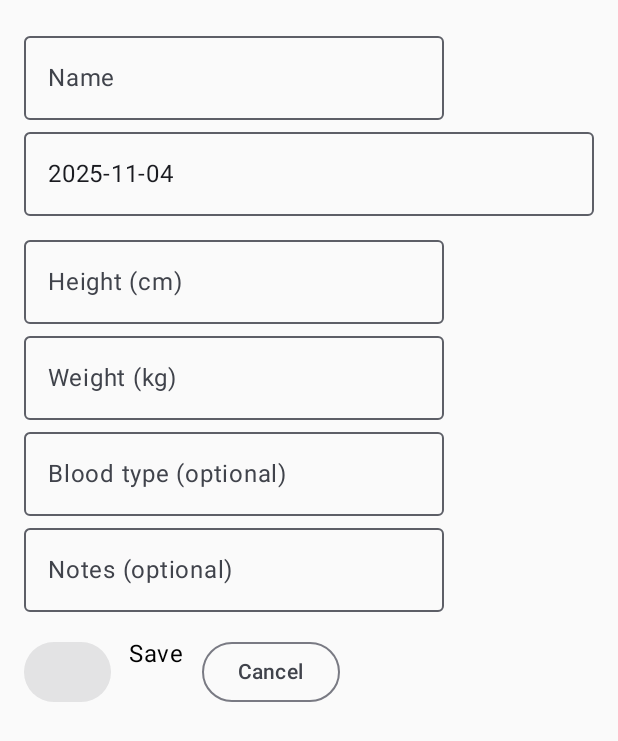
After one commit to dirty-dan01/baby_journals, an Android app built with Jetpack Compose: the AddBabyScreen screen opened through its navigation route, on a phone screen of 412 x 824 dp. The commit adds this screen. Shown: the top 741 px of the screen. Run offline under Robolectric (Android 15) with nearby library versions, the phone set to English and light mode, and no system bars.

Commit message:
Simple UI showcased

```diff
--- a/app/build.gradle.kts
+++ b/app/build.gradle.kts
@@ -56,7 +56,11 @@ dependencies {
     implementation("androidx.datastore:datastore-preferences:1.1.1")
 //  Composable Navigation
     implementation("androidx.navigation:navigation-compose:2.9.5")
+//  Coil
+    implementation("io.coil-kt.coil3:coil-compose:3.3.0")
+    implementation("io.coil-kt.coil3:coil-network-okhttp:3.3.0")
     implementation(libs.androidx.navigation.compose)
+    implementation(libs.androidx.material3)
     testImplementation(libs.junit)
     androidTestImplementation(libs.androidx.junit)
     androidTestImplementation(libs.androidx.espresso.core)
--- a/app/src/main/java/com/example/baby_journals/ui/AppNav.kt
+++ b/app/src/main/java/com/example/baby_journals/ui/AppNav.kt
@@ -1,23 +1,54 @@
 package com.example.baby_journals.ui
 
+import android.os.Build
+import androidx.annotation.RequiresApi
 import androidx.compose.runtime.Composable
+import androidx.navigation.NavType
 import androidx.navigation.compose.NavHost
+import androidx.navigation.compose.composable
 import androidx.navigation.compose.rememberNavController
-import androidx.navigation.compose.composable
+import androidx.navigation.navArgument
+import com.example.baby_journals.ui.screens.AddBabyScreen
+import com.example.baby_journals.ui.screens.BabyDetailsScreen
+import com.example.baby_journals.ui.screens.BabyListScreen
 
-object Routes{
+object Routes {
     const val LIST = "list"
     const val ADD = "add"
     const val DETAIL = "detail/{id}"
 }
 
+@RequiresApi(Build.VERSION_CODES.O)
 @Composable
-fun AppNav(vm: BabyViewModel){
+fun AppNav(vm: BabyViewModel) {
     val nav = rememberNavController()
-    NavHost(navController = nav, startDestination = Routes.LIST){
-        composable(Routes.LIST){
+    NavHost(navController = nav, startDestination = Routes.LIST) {
+        composable(Routes.LIST) {
             BabyListScreen(
-                state
+                state = vm.state,
+                onAddClick = { nav.navigate(Routes.LIST) },
+                onOpen = { id -> nav.navigate("detail?$id") }
+            )
+        }
+        composable(Routes.ADD) {
+            AddBabyScreen(
+                onSave = { name, birth, h, w, bt, photo, notes ->
+                    vm.addBaby(name, birth, h, w, bt, photo, notes)
+                    nav.popBackStack()
+                },
+                onCancel = { nav.popBackStack() }
+            )
+        }
+        composable(
+            Routes.DETAIL,
+            arguments = listOf(navArgument("id") { type = NavType.StringType })
+        )
+        { backStack ->
+            val id = backStack.arguments?.getString("id")!!
+            BabyDetailsScreen(
+                id = id,
+                state = vm.state,
+                onBack = { nav.popBackStack() }
             )
         }
     }
--- a/app/src/main/java/com/example/baby_journals/ui/BabyViewModel.kt
+++ b/app/src/main/java/com/example/baby_journals/ui/BabyViewModel.kt
@@ -8,7 +8,7 @@ import kotlinx.coroutines.flow.SharingStarted
 import kotlinx.coroutines.flow.StateFlow
 import kotlinx.coroutines.flow.map
 import kotlinx.coroutines.flow.stateIn
-import java.sql.Date
+import kotlinx.coroutines.launch
 import java.time.LocalDate
 import java.util.UUID
 
@@ -25,7 +25,7 @@ class BabyViewModel(
             .map { BabyListUiState(it) }
             .stateIn(viewModelScope, SharingStarted.WhileSubscribed(5000), BabyListUiState())
 
-    suspend fun addBaby(
+     fun addBaby(
         name: String,
         birthDate: LocalDate,
         heightCm: Double,
@@ -33,7 +33,7 @@ class BabyViewModel(
         bloodType: String? = null,
         photoUrl: String? = null,
         notes: String? = null
-    ) {
+    ) = viewModelScope.launch {
         val baby = Baby(
             id = UUID.randomUUID().toString(),
             name = name,
--- /dev/null
+++ b/app/src/main/java/com/example/baby_journals/ui/screens/AddBabyScreen.kt
@@ -0,0 +1,119 @@
+package com.example.baby_journals.ui.screens
+
+import android.app.DatePickerDialog
+import android.os.Build
+import androidx.annotation.RequiresApi
+import androidx.compose.foundation.clickable
+import androidx.compose.foundation.layout.Arrangement
+import androidx.compose.foundation.layout.Column
+import androidx.compose.foundation.layout.Row
+import androidx.compose.foundation.layout.Spacer
+import androidx.compose.foundation.layout.fillMaxWidth
+import androidx.compose.foundation.layout.height
+import androidx.compose.foundation.layout.padding
+import androidx.compose.material3.Button
+import androidx.compose.material3.OutlinedButton
+import androidx.compose.material3.OutlinedTextField
+import androidx.compose.material3.Text
+import androidx.compose.runtime.Composable
+import androidx.compose.runtime.getValue
+import androidx.compose.runtime.mutableStateOf
+import androidx.compose.runtime.remember
+import androidx.compose.runtime.setValue
+import androidx.compose.ui.Modifier
+import androidx.compose.ui.platform.LocalContext
+import androidx.compose.ui.unit.dp
+import java.time.LocalDate
+
+@RequiresApi(Build.VERSION_CODES.O)
+@Composable
+fun AddBabyScreen(
+    onSave: (String, LocalDate, Double, Double, String?, String?, String?) -> Unit,
+    onCancel: () -> Unit
+) {
+    var name by remember { mutableStateOf("") }
+    var date by remember { mutableStateOf(LocalDate.now()) }
+    var height by remember { mutableStateOf("") }
+    var weight by remember { mutableStateOf("") }
+    var blood by remember { mutableStateOf("") }
+    var notes by remember { mutableStateOf("") }
+    val ctx = LocalContext.current
+
+    Column(
+        Modifier.padding(16.dp)
+    ) {
+        OutlinedTextField(
+            value = name,
+            onValueChange = { name = it },
+            label = {
+                Text("Name")
+            }
+        )
+        Spacer(Modifier.height(8.dp))
+        OutlinedTextField(
+            value = date.toString(),
+            onValueChange = {},
+            readOnly = true,
+            modifier = Modifier
+                .fillMaxWidth()
+                .clickable {
+                    DatePickerDialog(
+                        ctx, { _, year, month, d -> date = LocalDate.of(year, month + 1, d) },
+                        date.year,
+                        date.monthValue - 1,
+                        date.dayOfMonth
+                    ).show()
+                } then (Modifier)
+        )
+        Spacer(Modifier.height(8.dp))
+        OutlinedTextField(
+            value = height,
+            onValueChange = { height = it },
+            label = {
+                Text(
+                    "Height (cm)"
+                )
+            }
+        )
+        OutlinedTextField(
+            value = weight,
+            onValueChange = { weight = it },
+            label = { Text("Weight (kg)") }
+        )
+        OutlinedTextField(
+            value = blood,
+            onValueChange = { blood = it },
+            label = { Text("Blood type (optional)") }
+        )
+        OutlinedTextField(
+            value = notes,
+            onValueChange = { notes = it },
+            label = { Text("Notes (optional)") }
+        )
+        Spacer(Modifier.height(16.dp))
+        Row(horizontalArrangement = Arrangement.spacedBy(12.dp)) {
+            Button(
+                onClick = {
+                    onSave(
+                        name,
+                        date,
+                        height.toDouble(),
+                        weight.toDouble(),
+                        blood.ifBlank { null },
+                        null,
+                        notes.ifBlank { null }
+                    )
+                },
+                enabled = name.isNotBlank()
+                        && height.toDoubleOrNull() != null
+                        && weight.toDoubleOrNull() != null
+            ) {
+
+            }.also {
+                Text("Save")
+            }
+            OutlinedButton(onClick = onCancel) { Text("Cancel") }
+        }
+
+    }
+}
--- a/app/src/main/java/com/example/baby_journals/ui/screens/BabyListScreen.kt
+++ b/app/src/main/java/com/example/baby_journals/ui/screens/BabyListScreen.kt
@@ -1,15 +1,70 @@
 package com.example.baby_journals.ui.screens
 
+import android.os.Build
+import androidx.annotation.RequiresApi
+import androidx.compose.foundation.clickable
+import androidx.compose.foundation.layout.Column
+import androidx.compose.foundation.layout.Spacer
+import androidx.compose.foundation.layout.fillMaxWidth
+import androidx.compose.foundation.layout.height
+import androidx.compose.foundation.layout.padding
+import androidx.compose.material3.ElevatedCard
+import androidx.compose.material3.FloatingActionButton
+import androidx.compose.material3.MaterialTheme
+import androidx.compose.material3.Scaffold
+import androidx.compose.material3.Text
 import androidx.compose.runtime.Composable
-import androidx.compose.runtime.State
+import androidx.compose.runtime.collectAsState
+import androidx.compose.runtime.getValue
+import androidx.compose.ui.Modifier
+import androidx.compose.ui.unit.dp
 import com.example.baby_journals.ui.BabyListUiState
+import com.example.baby_journals.utils.formatAge
 import kotlinx.coroutines.flow.StateFlow
+import java.time.LocalDate
 
+@RequiresApi(Build.VERSION_CODES.O)
 @Composable
 fun BabyListScreen(
     state: StateFlow<BabyListUiState>,
     onAddClick: () -> Unit,
     onOpen: (String) -> Unit
-){
-
+) {
+    val ui by state.collectAsState()
+    Scaffold(
+        floatingActionButton = {
+            FloatingActionButton(
+                onClick = onAddClick
+            ) {
+                Text("+")
+            }
+        }
+    ) { pad ->
+        Column(
+            Modifier.padding(pad).padding(16.dp)
+        ) {
+            Text("Baby Journals", style = MaterialTheme.typography.headlineSmall)
+            Spacer(Modifier.height(12.dp))
+            ui.babies.forEach { baby ->
+                ElevatedCard(
+                    Modifier
+                        .fillMaxWidth()
+                        .padding(vertical = 6.dp)
+                        .clickable{onOpen(baby.id)}
+                ) {
+                    Column(
+                        Modifier.padding(12.dp)
+                    ) {
+                        Text(baby.name, style = MaterialTheme.typography.titleMedium)
+                        val age = formatAge(LocalDate.parse(baby.birthDate))
+                        Text("Age: $age")
+                        Text("Size: ${baby.heightCm} cm * Weight: ${baby.weightKg} kg")
+                    }
+                }
+            }
+            if (ui.babies.isEmpty()){
+                Text("No babies yet. Tap = to add one")
+            }
+        }
+    }
 }
--- a/gradle/libs.versions.toml
+++ b/gradle/libs.versions.toml
@@ -1,6 +1,6 @@
 [versions]
 agp = "8.13.0"
-kotlin = "2.0.21"
+kotlin = "2.2.21"
 coreKtx = "1.17.0"
 junit = "4.13.2"
 junitVersion = "1.3.0"
@@ -9,6 +9,7 @@ lifecycleRuntimeKtx = "2.9.4"
 activityCompose = "1.11.0"
 composeBom = "2024.09.00"
 navigationCompose = "2.9.5"
+material3 = "1.4.0"
 
 [libraries]
 androidx-core-ktx = { group = "androidx.core", name = "core-ktx", version.ref = "coreKtx" }
@@ -26,6 +27,7 @@ androidx-compose-ui-test-manifest = { group = "androidx.compose.ui", name = "ui-
 androidx-compose-ui-test-junit4 = { group = "androidx.compose.ui", name = "ui-test-junit4" }
 androidx-compose-material3 = { group = "androidx.compose.material3", name = "material3" }
 androidx-navigation-compose = { group = "androidx.navigation", name = "navigation-compose", version.ref = "navigationCompose" }
+androidx-material3 = { group = "androidx.compose.material3", name = "material3", version.ref = "material3" }
 
 [plugins]
 android-application = { id = "com.android.application", version.ref = "agp" }
```
Also changed, not shown: app/src/main/java/com/example/baby_journals/MainActivity.kt (+10 -24 lines), app/src/main/java/com/example/baby_journals/ui/screens/BabyDetailsScreen.kt (added, +75 -0 lines), app/src/main/java/com/example/baby_journals/utils/AgeFormatter.kt (added, +18 -0 lines), 3 other files.
